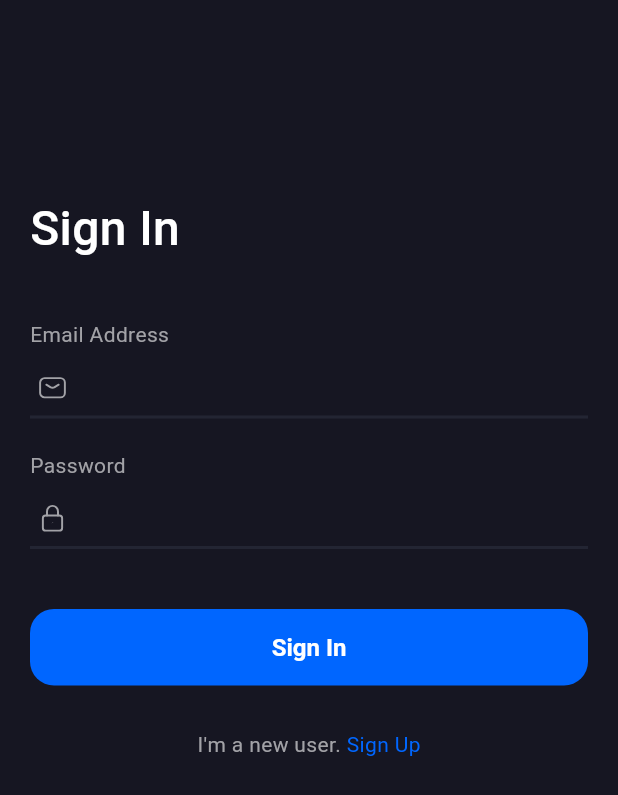
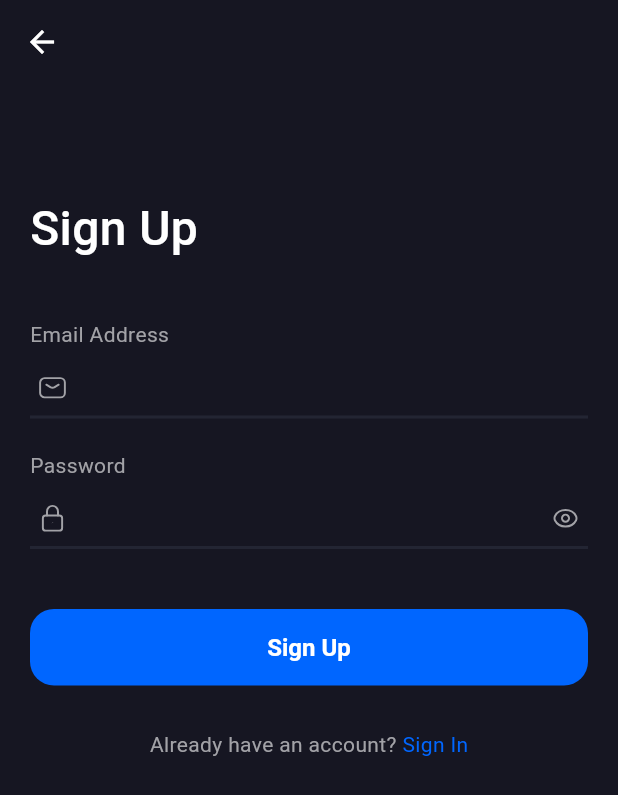
Before and after one commit to ajayykmr/rssagg-flutter, a Flutter app: the screen it shows after launch, after a tap on "Sign Up", on a phone screen of 412 x 824 dp. Shown: the top 795 px of the screen. Run offline on Flutter 3.47's test engine with Material 3 defaults, Android fonts, the light colour scheme and no system bars; our stand-ins replace bloc, flutter_bloc, flutter_secure_storage, flutter_spinkit, flutter_svg; network calls fail.

Commit message:
added sign up page, snackbar ui updated

```diff
--- a/lib/common/utils/constants.dart
+++ b/lib/common/utils/constants.dart
@@ -4,7 +4,7 @@ class Constants {
 
   //current user key stored in flutter secure storage
   static const String currentUserKey = 'current_user';
-  static const String BASE_URL = 'http://10.0.2.2:8000/v1';
+  static const String BASE_URL = 'http://localhost:8080/v1';
   // static const String BASE_URL = 'http://192.168.1.39:8000/v1';
 
 }
--- a/lib/common/widgets/text_field.dart
+++ b/lib/common/widgets/text_field.dart
@@ -7,7 +7,7 @@ class MyTextFormField extends StatefulWidget {
   final Widget? leadingIcon;
   final bool isPass;
   final TextInputType? keyboardType;
-  final TextEditingController? controller;
+  final TextEditingController controller;
 
   const MyTextFormField({
     super.key,
@@ -15,7 +15,7 @@ class MyTextFormField extends StatefulWidget {
     this.leadingIcon,
     this.isPass = false,
     this.keyboardType,
-    this.controller,
+    required this.controller,
   });
 
   @override
--- a/lib/features/auth/bloc/auth_event.dart
+++ b/lib/features/auth/bloc/auth_event.dart
@@ -18,3 +18,13 @@ final class AuthLoginRequested extends AuthEvent {
 }
 
 final class AuthLogoutRequested extends AuthEvent {}
+
+final class AuthSignUpRequested extends AuthEvent {
+  final String email;
+  final String password;
+
+  AuthSignUpRequested({
+    required this.email,
+    required this.password,
+  });
+}
--- a/lib/features/auth/data/repository/auth_repository.dart
+++ b/lib/features/auth/data/repository/auth_repository.dart
@@ -26,6 +26,7 @@ class AuthRepository{
       final res = await _userDataProvider.signUp(email, password);
       Map<String, dynamic> user = jsonDecode(res);
       print(user);
+      print(User.fromJson(user));
       return User.fromJson(user);
     } catch (e) {
       rethrow;
--- a/lib/features/auth/view/pages/sign_in_screen.dart
+++ b/lib/features/auth/view/pages/sign_in_screen.dart
@@ -5,6 +5,7 @@ import 'package:rssagg_flutter/common/utils/snackbar.dart';
 import 'package:rssagg_flutter/common/widgets/appbar.dart';
 import 'package:rssagg_flutter/common/widgets/loading_indicator.dart';
 import 'package:rssagg_flutter/common/widgets/text_field.dart';
+import 'package:rssagg_flutter/features/auth/view/pages/sign_up_screen.dart';
 import 'package:rssagg_flutter/features/posts/view/pages/posts_screen.dart';
 import 'package:rssagg_flutter/theme/theme.dart';
 import '../../bloc/auth_bloc.dart';
@@ -56,7 +57,9 @@ class _SignInScreenState extends State<SignInScreen> {
         }
       },
       child: Scaffold(
-        appBar: MyAppBar(context: context, ),
+        appBar: MyAppBar(
+          context: context,
+        ),
         body: SingleChildScrollView(
           child: Padding(
             padding: const EdgeInsets.all(20),
@@ -74,6 +77,7 @@ class _SignInScreenState extends State<SignInScreen> {
                   height: 38,
                 ),
                 MyTextFormField(
+                  controller: _emailController,
                   title: "Email Address",
                   leadingIcon: SvgPicture.asset(
                     Assets.email,
@@ -87,6 +91,8 @@ class _SignInScreenState extends State<SignInScreen> {
                   height: 21,
                 ),
                 MyTextFormField(
+                  controller: _passwordController,
+                  isPass: true,
                   title: "Password",
                   leadingIcon: SvgPicture.asset(
                     Assets.lock,
@@ -101,12 +107,13 @@ class _SignInScreenState extends State<SignInScreen> {
                 ),
                 BlocBuilder<AuthBloc, AuthState>(
                   builder: (context, state) {
-                    return Container(
+                    return Column(
+                      children: [
+                        Container(
                           width: double.infinity,
                           child: ElevatedButton(
                             onPressed: () {
-                          if (state is AuthLoading) {
-                          } else {
+                              if (state is! AuthLoading) {
                                 _signIn(_emailController.text,
                                     _passwordController.text);
                               }
@@ -115,6 +122,31 @@ class _SignInScreenState extends State<SignInScreen> {
                                 ? const LoadingIndicator()
                                 : const Text("Sign In"),
                           ),
+                        ),
+                        SizedBox(
+                          height: 8,
+                        ),
+                        Container(
+                          width: double.infinity,
+                          child: ElevatedButton(
+                            style: ElevatedButton.styleFrom(
+                                backgroundColor: AppColor.scaffoldBackground,
+                                side: BorderSide(
+                                  color: AppColor.primary,
+                                  width: 1,
+
+                                )),
+                            onPressed: () {
+                              if (state is! AuthLoading) {
+                                _signIn("guest@gmail.com", "password");
+                              }
+                            },
+                            child: state is AuthLoading
+                                ? const LoadingIndicator()
+                                : const Text("Continue as Guest"),
+                          ),
+                        ),
+                      ],
                     );
                   },
                 ),
@@ -129,7 +161,13 @@ class _SignInScreenState extends State<SignInScreen> {
                       style: AppTextStyle.highlightedLabel1,
                     ),
                     InkWell(
-                      onTap: () {},
+                      onTap: () {
+                        Navigator.of(context).push(
+                          MaterialPageRoute(
+                            builder: (context) => const SignUpScreen(),
+                          ),
+                        );
+                      },
                       child: Text(
                         "Sign Up",
                         style: AppTextStyle.highlightedLabel1.copyWith(
--- /dev/null
+++ b/lib/features/auth/view/pages/sign_up_screen.dart
@@ -0,0 +1,145 @@
+import 'package:flutter/material.dart';
+import 'package:flutter_bloc/flutter_bloc.dart';
+import 'package:flutter_svg/svg.dart';
+import 'package:rssagg_flutter/common/utils/snackbar.dart';
+import 'package:rssagg_flutter/common/widgets/appbar.dart';
+import 'package:rssagg_flutter/common/widgets/loading_indicator.dart';
+import 'package:rssagg_flutter/common/widgets/text_field.dart';
+import 'package:rssagg_flutter/features/auth/view/pages/sign_in_screen.dart';
+import 'package:rssagg_flutter/features/posts/view/pages/posts_screen.dart';
+import 'package:rssagg_flutter/theme/theme.dart';
+import '../../bloc/auth_bloc.dart';
+
+class SignUpScreen extends StatefulWidget {
+  const SignUpScreen({super.key});
+
+  @override
+  State<SignUpScreen> createState() => _SignUpScreenState();
+}
+
+class _SignUpScreenState extends State<SignUpScreen> {
+  late final TextEditingController _emailController;
+  late final TextEditingController _passwordController;
+
+  Future<void> _signUp(String email, String password) async {
+    context.read<AuthBloc>().add(AuthSignUpRequested(email: email, password: password));
+  }
+
+  @override
+  void initState() {
+    super.initState();
+    _emailController = TextEditingController();
+    _passwordController = TextEditingController();
+  }
+
+  @override
+  void dispose() {
+    _emailController.dispose();
+    _passwordController.dispose();
+    super.dispose();
+  }
+
+  @override
+  Widget build(BuildContext context) {
+    return BlocListener<AuthBloc, AuthState>(
+      listener: (context, state) {
+        if (state is AuthFailure) {
+          showSnackBar(context, state.error);
+        }
+        if (state is AuthSuccess) {
+          Navigator.of(context).pushReplacement(
+            MaterialPageRoute(
+              builder: (context) => const PostsScreen(),
+            ),
+          );
+        }
+      },
+      child: Scaffold(
+        appBar: MyAppBar(context: context),
+        body: SingleChildScrollView(
+          child: Padding(
+            padding: const EdgeInsets.all(20),
+            child: Column(
+              crossAxisAlignment: CrossAxisAlignment.start,
+              children: [
+                const SizedBox(height: 53),
+                const Text("Sign Up", style: AppTextStyle.heading1),
+                const SizedBox(height: 38),
+                MyTextFormField(
+
+                  title: "Email Address",
+                  leadingIcon: SvgPicture.asset(
+                    Assets.email,
+                    colorFilter: const ColorFilter.mode(
+                        AppColor.textColorSecondary, BlendMode.srcIn),
+                  ),
+                  controller: _emailController,
+                  keyboardType: TextInputType.emailAddress,
+                ),
+                const SizedBox(height: 21),
+                MyTextFormField(
+                  isPass: true,
+                  title: "Password",
+                  leadingIcon: SvgPicture.asset(
+                    Assets.lock,
+                    colorFilter: const ColorFilter.mode(
+                        AppColor.textColorSecondary, BlendMode.srcIn),
+                  ),
+                  controller: _passwordController,
+                  keyboardType: TextInputType.visiblePassword,
+                ),
+                const SizedBox(height: 40),
+                BlocBuilder<AuthBloc, AuthState>(
+                  builder: (context, state) {
+                    return Container(
+                      width: double.infinity,
+                      child: ElevatedButton(
+                        onPressed: () {
+                          if (state is! AuthLoading) {
+                            _signUp(
+                              _emailController.text,
+                              _passwordController.text,
+                            );
+                          }
+                        },
+                        child: state is AuthLoading
+                            ? const LoadingIndicator()
+                            : const Text("Sign Up"),
+                      ),
+                    );
+                  },
+                ),
+                const SizedBox(height: 29),
+                Row(
+                  mainAxisAlignment: MainAxisAlignment.center,
+                  children: [
+                    const Text(
+                      "Already have an account? ",
+                      style: AppTextStyle.highlightedLabel1,
+                    ),
+                    InkWell(
+                      onTap: () {
+                        Navigator.of(context).pop(); // Go back to sign in
+                        // Navigator.of(context).pushReplacement(
+                        //   MaterialPageRoute(
+                        //     builder: (context) => const SignInScreen(),
+                        //   ),
+                        // );
+                      },
+                      child: Text(
+                        "Sign In",
+                        style: AppTextStyle.highlightedLabel1.copyWith(
+                          color: AppColor.primary,
+                        ),
+                      ),
+                    ),
+                  ],
+                ),
+              ],
+            ),
+          ),
+        ),
+      ),
+    );
+  }
+}
--- a/lib/models/user.dart
+++ b/lib/models/user.dart
@@ -8,6 +8,7 @@ class User {
   final DateTime createdAt;
   final DateTime updatedAt;
   final String name;
+
   final String apiKey;
   final String email;
   final String token;
@@ -22,7 +23,6 @@ class User {
     required this.token,
   });
 
-
   factory User.fromJson(Map<String, dynamic> json) => _$UserFromJson(json);
   Map<String, dynamic> toJson() => _$UserToJson(this);
 }
```
Also changed, not shown: lib/common/utils/snackbar.dart (+14 -3 lines), lib/features/auth/bloc/auth_bloc.dart (+35 -0 lines), lib/features/posts/view/pages/posts_screen.dart (+18 -5 lines), pubspec.lock, 3 other files. Lines whose indentation alone changed are shown as unchanged.
